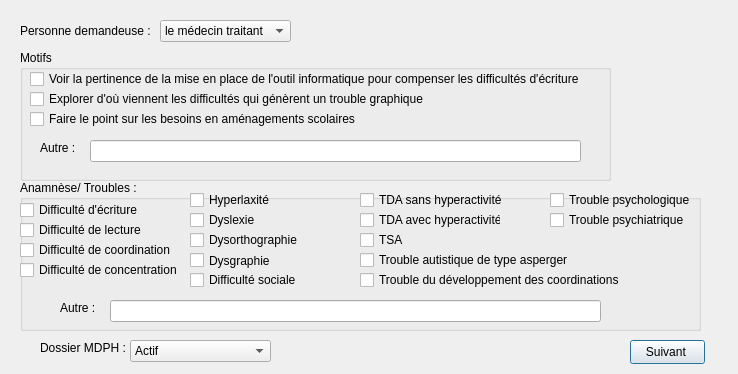
flo91360/TrameErgo, file interface2_1.ui: the form before one commit.
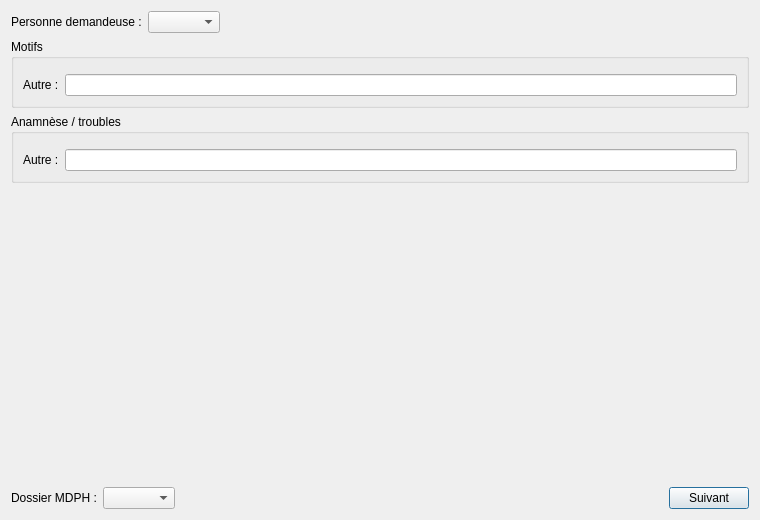
The form after the commit. Custom widgets are drawn as their Qt base class.

Diff of the .ui file:
```diff
--- a/interface2_1.ui
+++ b/interface2_1.ui
@@ -2,456 +2,90 @@
 <ui version="4.0">
  <class>Interface2_1</class>
  <widget class="QDialog" name="Interface2_1">
-  <property name="geometry">
-   <rect>
-    <x>0</x>
-    <y>0</y>
-    <width>738</width>
-    <height>374</height>
-   </rect>
-  </property>
-  <property name="windowTitle">
-   <string>Dialog</string>
-  </property>
-  <widget class="QLabel" name="labelPersonneDemandeuse">
-   <property name="geometry">
-    <rect>
-     <x>20</x>
-     <y>20</y>
-     <width>131</width>
-     <height>21</height>
-    </rect>
-   </property>
-   <property name="text">
-    <string>Personne demandeuse :</string>
-   </property>
-  </widget>
-  <widget class="QGroupBox" name="groupBoxMotifs">
-   <property name="geometry">
-    <rect>
-     <x>20</x>
-     <y>50</y>
-     <width>591</width>
-     <height>131</height>
-    </rect>
-   </property>
-   <property name="title">
-    <string>Motifs </string>
-   </property>
-   <widget class="QCheckBox" name="checkBoxMotif1">
-    <property name="geometry">
-     <rect>
-      <x>10</x>
-      <y>20</y>
-      <width>581</width>
-      <height>18</height>
-     </rect>
-    </property>
-    <property name="text">
-     <string>Voir la pertinence de la mise en place de l'outil informatique pour compenser les difficultés d'écriture</string>
-    </property>
-   </widget>
-   <widget class="QCheckBox" name="checkBoxMotif2">
-    <property name="geometry">
-     <rect>
-      <x>10</x>
-      <y>40</y>
-      <width>401</width>
-      <height>18</height>
-     </rect>
-    </property>
-    <property name="text">
-     <string>Explorer d'où viennent les difficultés qui génèrent un trouble graphique</string>
-    </property>
-   </widget>
-   <widget class="QCheckBox" name="checkBoxMotif3">
-    <property name="geometry">
-     <rect>
-      <x>10</x>
-      <y>60</y>
-      <width>331</width>
-      <height>18</height>
-     </rect>
-    </property>
-    <property name="text">
-     <string>Faire le point sur les besoins en aménagements scolaires</string>
-    </property>
-   </widget>
-   <widget class="QLabel" name="labelAutreMotif">
-    <property name="geometry">
-     <rect>
-      <x>20</x>
-      <y>90</y>
-      <width>49</width>
-      <height>16</height>
-     </rect>
-    </property>
-    <property name="text">
-     <string>Autre :</string>
-    </property>
-   </widget>
-   <widget class="QLineEdit" name="lineEditAutreMotif">
-    <property name="geometry">
-     <rect>
-      <x>70</x>
-      <y>90</y>
-      <width>491</width>
-      <height>22</height>
-     </rect>
-    </property>
-   </widget>
-  </widget>
-  <widget class="QComboBox" name="comboBoxDossierMDPH">
-   <property name="geometry">
-    <rect>
-     <x>130</x>
-     <y>340</y>
-     <width>141</width>
-     <height>22</height>
-    </rect>
-   </property>
+  <property name="geometry"><rect><x>0</x><y>0</y><width>760</width><height>520</height></rect></property>
+  <property name="windowTitle"><string>TrameErgo - Demande de bilan</string></property>
+  <layout class="QVBoxLayout" name="dispositionEcran">
    <item>
-    <property name="text">
-     <string>Actif</string>
-    </property>
+    <layout class="QHBoxLayout" name="layoutPersonneDemandeuse">
+     <item>
+      <widget class="QLabel" name="labelPersonneDemandeuse"><property name="text"><string>Personne demandeuse :</string></property></widget>
+     </item>
+     <item>
+      <widget class="QComboBox" name="comboBoxPersonneDemandeuse"/>
+     </item>
+     <item>
+      <spacer name="espacePersonneDemandeuse"><property name="orientation"><enum>Qt::Horizontal</enum></property><property name="sizeHint" stdset="0"><size><width>40</width><height>20</height></size></property></spacer>
+     </item>
+    </layout>
    </item>
    <item>
-    <property name="text">
-     <string>En renouvellement</string>
-    </property>
+    <widget class="QGroupBox" name="groupBoxMotifs">
+     <property name="title"><string>Motifs</string></property>
+     <layout class="QVBoxLayout" name="layoutGroupBoxMotifs">
+      <item>
+       <widget class="ListeCases" name="listeMotifs"/>
+      </item>
+      <item>
+       <layout class="QHBoxLayout" name="layoutAutreMotif">
+        <item>
+         <widget class="QLabel" name="labelAutreMotif"><property name="text"><string>Autre :</string></property></widget>
+        </item>
+        <item>
+         <widget class="QLineEdit" name="lineEditAutreMotif"/>
+        </item>
+       </layout>
+      </item>
+     </layout>
+    </widget>
    </item>
    <item>
-    <property name="text">
-     <string>En création </string>
-    </property>
+    <widget class="QGroupBox" name="groupBoxTroubles">
+     <property name="title"><string>Anamnèse / troubles</string></property>
+     <layout class="QVBoxLayout" name="layoutGroupBoxTroubles">
+      <item>
+       <widget class="ListeCases" name="listeTroubles"/>
+      </item>
+      <item>
+       <layout class="QHBoxLayout" name="layoutAutreTrouble">
+        <item>
+         <widget class="QLabel" name="labelAutreTrouble"><property name="text"><string>Autre :</string></property></widget>
+        </item>
+        <item>
+         <widget class="QLineEdit" name="lineEditAutreTrouble"/>
+        </item>
+       </layout>
+      </item>
+     </layout>
+    </widget>
    </item>
    <item>
-    <property name="text">
-     <string>Aucun</string>
-    </property>
+    <spacer name="espaceVertical"><property name="orientation"><enum>Qt::Vertical</enum></property><property name="sizeHint" stdset="0"><size><width>20</width><height>40</height></size></property></spacer>
    </item>
-  </widget>
-  <widget class="QPushButton" name="pushButtonSuivant">
-   <property name="geometry">
-    <rect>
-     <x>630</x>
-     <y>340</y>
-     <width>75</width>
-     <height>24</height>
-    </rect>
-   </property>
-   <property name="text">
-    <string>Suivant </string>
-   </property>
-  </widget>
-  <widget class="QGroupBox" name="groupBox">
-   <property name="geometry">
-    <rect>
-     <x>20</x>
-     <y>180</y>
-     <width>681</width>
-     <height>151</height>
-    </rect>
-   </property>
-   <property name="title">
-    <string>Anamnèse/ Troubles : </string>
-   </property>
-   <widget class="QCheckBox" name="checkBoxDifficultesEcriture">
-    <property name="geometry">
-     <rect>
-      <x>0</x>
-      <y>20</y>
-      <width>131</width>
-      <height>20</height>
-     </rect>
-    </property>
-    <property name="text">
-     <string>Difficulté d'écriture </string>
-    </property>
-   </widget>
-   <widget class="QCheckBox" name="checkBoxdDifficultesLecture">
-    <property name="geometry">
-     <rect>
-      <x>0</x>
-      <y>40</y>
-      <width>131</width>
-      <height>20</height>
-     </rect>
-    </property>
-    <property name="text">
-     <string>Difficulté de lecture </string>
-    </property>
-   </widget>
-   <widget class="QCheckBox" name="checkBoxDifficultesCoordination">
-    <property name="geometry">
-     <rect>
-      <x>0</x>
-      <y>60</y>
-      <width>161</width>
-      <height>20</height>
-     </rect>
-    </property>
-    <property name="text">
-     <string>Difficulté de coordination</string>
-    </property>
-   </widget>
-   <widget class="QCheckBox" name="checkBoxDifficultesConcentration">
-    <property name="geometry">
-     <rect>
-      <x>0</x>
-      <y>80</y>
-      <width>171</width>
-      <height>20</height>
-     </rect>
-    </property>
-    <property name="text">
-     <string>Difficulté de concentration</string>
-    </property>
-   </widget>
-   <widget class="QCheckBox" name="checkBoxDysgraphie">
-    <property name="geometry">
-     <rect>
-      <x>170</x>
-      <y>70</y>
-      <width>81</width>
-      <height>21</height>
-     </rect>
-    </property>
-    <property name="text">
-     <string>Dysgraphie</string>
-    </property>
-   </widget>
-   <widget class="QCheckBox" name="checkBoxDyslexie">
-    <property name="geometry">
-     <rect>
-      <x>170</x>
-      <y>30</y>
-      <width>76</width>
-      <height>20</height>
-     </rect>
-    </property>
-    <property name="text">
-     <string>Dyslexie</string>
-    </property>
-   </widget>
-   <widget class="QCheckBox" name="checkBoxHyperlaxite">
-    <property name="geometry">
-     <rect>
-      <x>170</x>
-      <y>10</y>
-      <width>91</width>
-      <height>20</height>
-     </rect>
-    </property>
-    <property name="text">
-     <string>Hyperlaxité</string>
-    </property>
-   </widget>
-   <widget class="QCheckBox" name="checkBoxDeveloppementCoordination">
-    <property name="geometry">
-     <rect>
-      <x>340</x>
-      <y>90</y>
-      <width>271</width>
-      <height>20</height>
-     </rect>
-    </property>
-    <property name="text">
-     <string>Trouble du développement des coordinations </string>
-    </property>
-   </widget>
-   <widget class="QCheckBox" name="checkBoxTDAAvecHyperactivite">
-    <property name="geometry">
-     <rect>
-      <x>340</x>
-      <y>30</y>
-      <width>141</width>
-      <height>20</height>
-     </rect>
-    </property>
-    <property name="text">
-     <string>TDA avec hyperactivité</string>
-    </property>
-   </widget>
-   <widget class="QCheckBox" name="checkBoxDystographie">
-    <property name="geometry">
-     <rect>
-      <x>170</x>
-      <y>50</y>
-      <width>121</width>
-      <height>20</height>
-     </rect>
-    </property>
-    <property name="text">
-     <string>Dysorthographie</string>
-    </property>
-   </widget>
-   <widget class="QCheckBox" name="checkBoxTDASansHyperactivite">
-    <property name="geometry">
-     <rect>
-      <x>340</x>
-      <y>10</y>
-      <width>151</width>
-      <height>20</height>
-     </rect>
-    </property>
-    <property name="text">
-     <string>TDA sans hyperactivité</string>
-    </property>
-   </widget>
-   <widget class="QCheckBox" name="checkBoxDifficultesSociales">
-    <property name="geometry">
-     <rect>
-      <x>170</x>
-      <y>90</y>
-      <width>111</width>
-      <height>20</height>
-     </rect>
-    </property>
-    <property name="text">
-     <string>Difficulté sociale </string>
-    </property>
-   </widget>
-   <widget class="QCheckBox" name="checkBoxTSA">
-    <property name="geometry">
-     <rect>
-      <x>340</x>
-      <y>50</y>
-      <width>76</width>
-      <height>20</height>
-     </rect>
-    </property>
-    <property name="text">
-     <string>TSA</string>
-    </property>
-   </widget>
-   <widget class="QCheckBox" name="checkBoxAutistiqueAsperger">
-    <property name="geometry">
-     <rect>
-      <x>340</x>
-      <y>70</y>
-      <width>211</width>
-      <height>20</height>
-     </rect>
-    </property>
-    <property name="text">
-     <string>Trouble autistique de type asperger</string>
-    </property>
-   </widget>
-   <widget class="QLineEdit" name="lineEditAutreTrouble">
-    <property name="geometry">
-     <rect>
-      <x>90</x>
-      <y>120</y>
-      <width>491</width>
-      <height>22</height>
-     </rect>
-    </property>
-   </widget>
-   <widget class="QLabel" name="labelAutreTrouble">
-    <property name="geometry">
-     <rect>
-      <x>40</x>
-      <y>120</y>
-      <width>49</width>
-      <height>16</height>
-     </rect>
-    </property>
-    <property name="text">
-     <string>Autre :</string>
-    </property>
-   </widget>
-   <widget class="QCheckBox" name="checkBoxPsychologique">
-    <property name="geometry">
-     <rect>
-      <x>530</x>
-      <y>10</y>
-      <width>141</width>
-      <height>20</height>
-     </rect>
-    </property>
-    <property name="text">
-     <string>Trouble psychologique</string>
-    </property>
-   </widget>
-   <widget class="QCheckBox" name="checkBoxPsychiatrique">
-    <property name="geometry">
-     <rect>
-      <x>530</x>
-      <y>30</y>
-      <width>141</width>
-      <height>20</height>
-     </rect>
-    </property>
-    <property name="text">
-     <string>Trouble psychiatrique </string>
-    </property>
-   </widget>
-  </widget>
-  <widget class="QComboBox" name="comboBoxPersonneDemandeuse">
-   <property name="geometry">
-    <rect>
-     <x>160</x>
-     <y>20</y>
-     <width>131</width>
-     <height>22</height>
-    </rect>
-   </property>
    <item>
-    <property name="text">
-     <string>le médecin traitant</string>
-    </property>
+    <layout class="QHBoxLayout" name="layoutBas">
+     <item>
+      <widget class="QLabel" name="labelDossierMDPH"><property name="text"><string>Dossier MDPH :</string></property></widget>
+     </item>
+     <item>
+      <widget class="QComboBox" name="comboBoxDossierMDPH"/>
+     </item>
+     <item>
+      <spacer name="espaceBas"><property name="orientation"><enum>Qt::Horizontal</enum></property><property name="sizeHint" stdset="0"><size><width>40</width><height>20</height></size></property></spacer>
+     </item>
+     <item>
+      <widget class="QPushButton" name="pushButtonSuivant"><property name="text"><string>Suivant</string></property></widget>
+     </item>
+    </layout>
    </item>
-   <item>
-    <property name="text">
-     <string>la neuropédiatre</string>
-    </property>
-   </item>
-   <item>
-    <property name="text">
-     <string>l'enseignant</string>
-    </property>
-   </item>
-   <item>
-    <property name="text">
-     <string>la psychomotricienne</string>
-    </property>
-   </item>
-   <item>
-    <property name="text">
-     <string>la neuropsychologue</string>
-    </property>
-   </item>
-   <item>
-    <property name="text">
-     <string>le(s) parent(s)</string>
-    </property>
-   </item>
-   <item>
-    <property name="text">
-     <string>le père </string>
-    </property>
-   </item>
-   <item>
-    <property name="text">
-     <string>la mère</string>
-    </property>
-   </item>
-  </widget>
-  <widget class="QLabel" name="labelDossierMDPH">
-   <property name="geometry">
-    <rect>
-     <x>40</x>
-     <y>340</y>
-     <width>91</width>
-     <height>16</height>
-    </rect>
-   </property>
-   <property name="text">
-    <string>Dossier MDPH : </string>
-   </property>
-  </widget>
+  </layout>
  </widget>
+ <customwidgets>
+  <customwidget>
+   <class>ListeCases</class>
+   <extends>QWidget</extends>
+   <header>listecases.h</header>
+  </customwidget>
+ </customwidgets>
  <resources/>
  <connections/>
 </ui>
```
